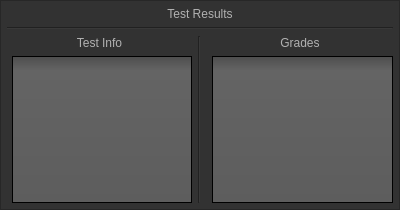
Old version of the form script/gui/test_results.ui in the repository Nater0214/Py-Grader.
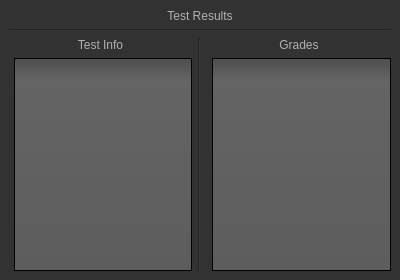
New version of the form. Icons and pictures are not drawn.

Commit message: Convert all guis to mainWindow

What changed in the file:
```diff
--- a/script/gui/test_results.ui
+++ b/script/gui/test_results.ui
@@ -1,13 +1,13 @@
 <?xml version="1.0" encoding="UTF-8"?>
 <ui version="4.0">
  <class>main_window</class>
- <widget class="QWidget" name="main_window">
+ <widget class="QMainWindow" name="main_window">
   <property name="geometry">
    <rect>
     <x>0</x>
     <y>0</y>
     <width>400</width>
-    <height>210</height>
+    <height>280</height>
    </rect>
   </property>
   <property name="windowTitle">
@@ -499,45 +499,29 @@
     min-width: 50px;
 }</string>
   </property>
-  <widget class="QFrame" name="main_frame">
-   <property name="geometry">
-    <rect>
-     <x>0</x>
-     <y>0</y>
-     <width>400</width>
-     <height>210</height>
-    </rect>
-   </property>
-   <property name="frameShape">
-    <enum>QFrame::StyledPanel</enum>
-   </property>
-   <property name="frameShadow">
-    <enum>QFrame::Raised</enum>
-   </property>
-   <layout class="QGridLayout" name="gridLayout">
-    <property name="leftMargin">
-     <number>6</number>
-    </property>
-    <property name="topMargin">
-     <number>6</number>
-    </property>
-    <property name="rightMargin">
-     <number>6</number>
-    </property>
-    <property name="bottomMargin">
-     <number>6</number>
-    </property>
-    <property name="spacing">
-     <number>6</number>
-    </property>
-    <item row="1" column="0" colspan="3">
-     <widget class="Line" name="line">
+  <widget class="QWidget" name="central_widget">
+   <layout class="QGridLayout" name="gridLayout_3">
+    <item row="2" column="2" rowspan="2">
+     <widget class="Line" name="line_2">
       <property name="orientation">
-       <enum>Qt::Horizontal</enum>
+       <enum>Qt::Vertical</enum>
       </property>
      </widget>
     </item>
-    <item row="2" column="0">
+    <item row="2" column="3">
+     <widget class="QLabel" name="subtitle_label_2">
+      <property name="text">
+       <string>Grades</string>
+      </property>
+      <property name="alignment">
+       <set>Qt::AlignCenter</set>
+      </property>
+     </widget>
+    </item>
+    <item row="3" column="1">
+     <widget class="QListWidget" name="info_list"/>
+    </item>
+    <item row="2" column="1">
      <widget class="QLabel" name="subtitle_label">
       <property name="text">
        <string>Test Info</string>
@@ -547,7 +531,17 @@
       </property>
      </widget>
     </item>
-    <item row="0" column="0" colspan="3">
+    <item row="1" column="1" colspan="3">
+     <widget class="Line" name="line">
+      <property name="orientation">
+       <enum>Qt::Horizontal</enum>
+      </property>
+     </widget>
+    </item>
+    <item row="3" column="3">
+     <widget class="QListWidget" name="grades_list"/>
+    </item>
+    <item row="0" column="1" colspan="3">
      <widget class="QLabel" name="title_label">
       <property name="text">
        <string>Test Results</string>
@@ -557,29 +551,6 @@
       </property>
      </widget>
     </item>
-    <item row="2" column="2">
-     <widget class="QLabel" name="subtitle_label_2">
-      <property name="text">
-       <string>Grades</string>
-      </property>
-      <property name="alignment">
-       <set>Qt::AlignCenter</set>
-      </property>
-     </widget>
-    </item>
-    <item row="2" column="1" rowspan="2">
-     <widget class="Line" name="line_2">
-      <property name="orientation">
-       <enum>Qt::Vertical</enum>
-      </property>
-     </widget>
-    </item>
-    <item row="3" column="2">
-     <widget class="QListWidget" name="grades_list"/>
-    </item>
-    <item row="3" column="0">
-     <widget class="QListWidget" name="info_list"/>
-    </item>
    </layout>
   </widget>
  </widget>
```
The commit also changes 8 other files.
